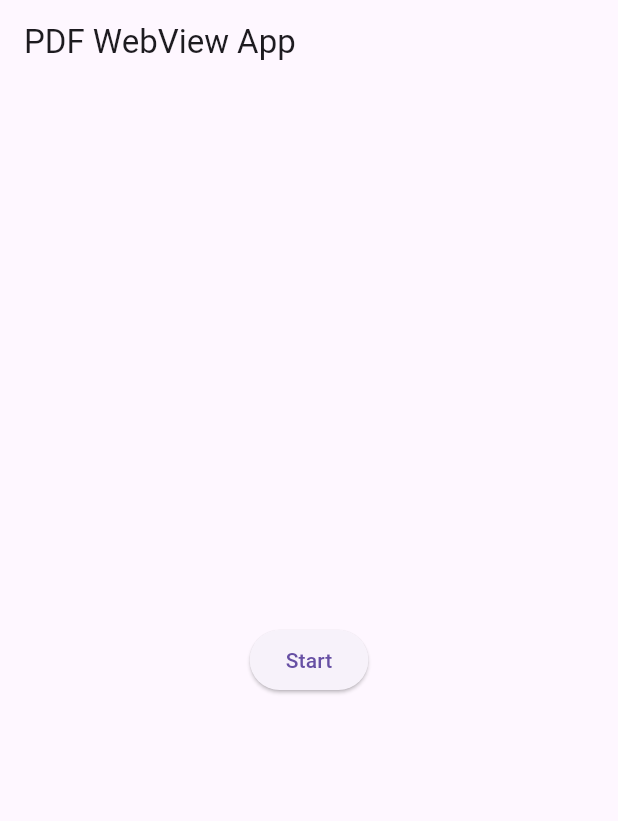
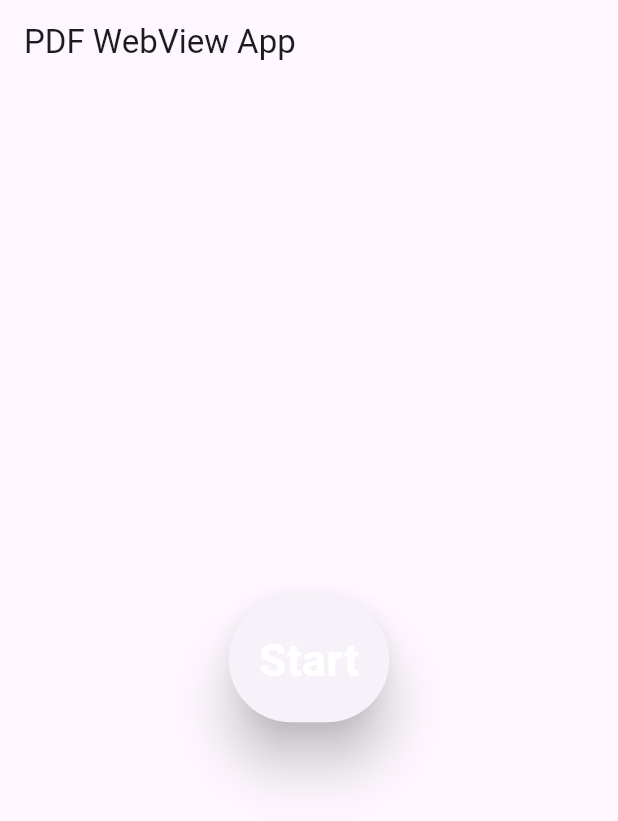
Before and after one commit to codemspace/mobile-web-automation-bot, a Flutter app: the screen it shows after launch, on a phone screen of 412 x 824 dp. Shown: the top 821 px of the screen. Run offline on Flutter 3.47's test engine with Material 3 defaults, Android fonts, the phone set to English and light mode, and no system bars; our stand-ins replace shared_preferences, webview_flutter; missing offline and left inert: encrypt.

Commit message:
complete for ilovepdf.com

```diff
--- a/lib/main.dart
+++ b/lib/main.dart
@@ -36,7 +36,22 @@ class MainScreen extends StatelessWidget {
               MaterialPageRoute(builder: (context) => WebViewScreen()),
             );
           },
-          child: Text('Start'),
+          style: ElevatedButton.styleFrom(
+            // foregroundColor: Colors.pinkAccent,//change background color of button
+            // backgroundColor: Colors.yellow,//change text color of button
+            shape: RoundedRectangleBorder(
+              borderRadius: BorderRadius.circular(50),
+            ),
+            elevation: 15.0,
+            padding: const EdgeInsets.all(20),
+          ),
+          child: Text('Start',
+            style: const TextStyle(
+              color: Color(0XFFFFFFFF),
+              fontSize: 30.0,
+              fontWeight: FontWeight.bold,
+            ),
+          ),
         ),
       ),
     );
--- a/lib/success_page.dart
+++ b/lib/success_page.dart
@@ -20,6 +20,8 @@ class SuccessPage extends StatelessWidget {
             SizedBox(height: 8),
             Text('Last Name: ${userInfo['lastName']}', style: TextStyle(fontSize: 18)),
             SizedBox(height: 8),
+            Text('Email: ${userInfo['email']}', style: TextStyle(fontSize: 18)),
+            SizedBox(height: 8),
             Text('Country: ${userInfo['country']}', style: TextStyle(fontSize: 18)),
             SizedBox(height: 8),
             Text('Timezone: ${userInfo['timezone']}', style: TextStyle(fontSize: 18)),
```
Also changed, not shown: lib/webview_screen.dart (+46 -11 lines).
